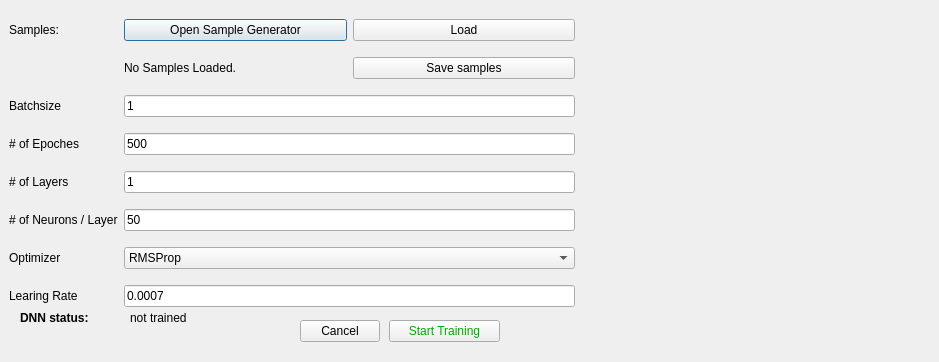
Qt form ui/trainwizzard.ui (BohdanMytnyk/neurocontroller) before a commit.
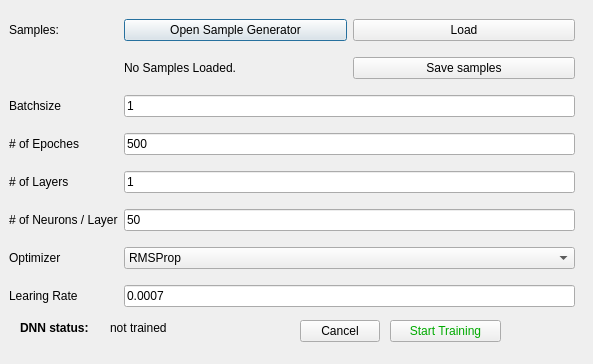
The same form after that commit.

```diff
--- a/ui/trainwizzard.ui
+++ b/ui/trainwizzard.ui
@@ -6,8 +6,8 @@
    <rect>
     <x>0</x>
     <y>0</y>
-    <width>939</width>
-    <height>362</height>
+    <width>593</width>
+    <height>364</height>
    </rect>
   </property>
   <property name="windowTitle">
@@ -174,7 +174,7 @@
   <widget class="QPushButton" name="start">
    <property name="geometry">
     <rect>
-     <x>389</x>
+     <x>390</x>
      <y>320</y>
      <width>111</width>
      <height>22</height>
@@ -238,7 +238,7 @@
    <property name="geometry">
     <rect>
      <x>20</x>
-     <y>310</y>
+     <y>320</y>
      <width>81</width>
      <height>16</height>
     </rect>
@@ -256,8 +256,8 @@
   <widget class="QLabel" name="dnnStatusLabel">
    <property name="geometry">
     <rect>
-     <x>130</x>
-     <y>310</y>
+     <x>110</x>
+     <y>320</y>
      <width>161</width>
      <height>16</height>
     </rect>
```
